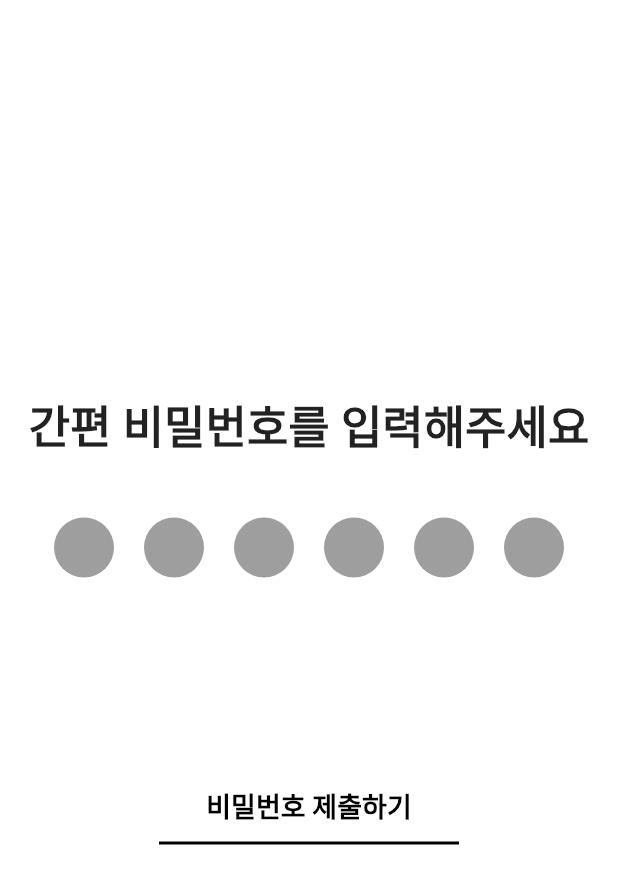
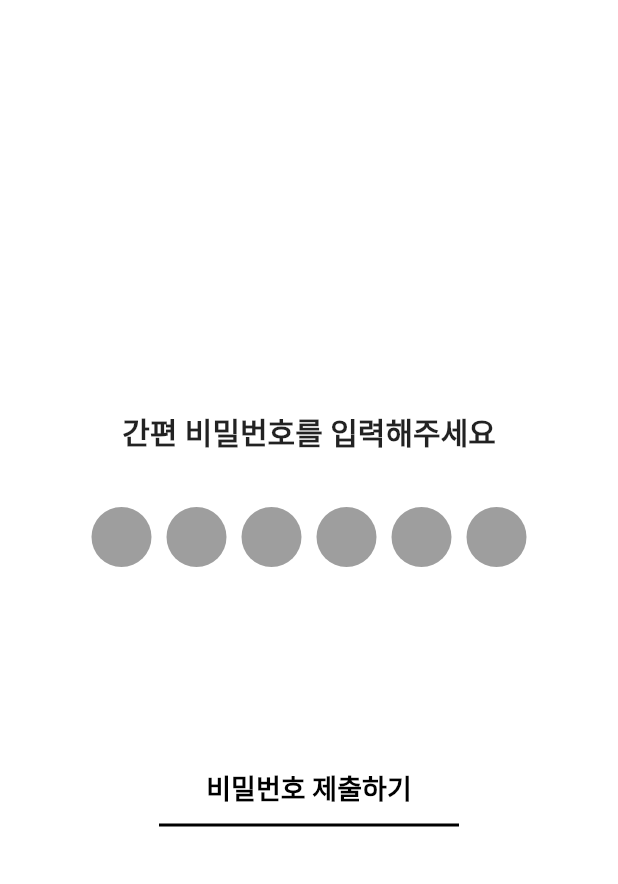
Before and after one commit to su-giana/mad-bank-front, a Flutter app: the PasswordScreen screen opened directly with empty values, on a phone screen of 412 x 824 dp. Shown: the top 884 px of the screen. Run offline on Flutter 3.47's test engine with Material 2 defaults, Android fonts, the phone set to English and light mode, and no system bars; our stand-ins replace flutter_login, flutter_staggered_animations, google_nav_bar, line_icons, pull_to_refresh, shared_preferences and 1 more; missing offline and left inert: animated_login, flutter_inappwebview; accounts and stored records are empty; Roboto replaces fonts that are missing (mainfont); statements that could not run were skipped.

Commit message:
ㅁㄴㅁㅁㅁ

```diff
--- a/lib/compact_password/compact_password_self.dart
+++ b/lib/compact_password/compact_password_self.dart
@@ -176,7 +176,7 @@ class _PasswordScreenState extends State<PasswordSelfTransferScreen> {
             Text(
               "간편 비밀번호를 입력해주세요",
               style: TextStyle(
-                fontSize: 30,
+                fontSize: 20,
                 fontWeight: FontWeight.bold,
                 fontFamily: "mainfont",
               ),
@@ -187,7 +187,7 @@ class _PasswordScreenState extends State<PasswordSelfTransferScreen> {
               children: List.generate(
                 passwordLength,
                     (index) => Padding(
-                  padding: const EdgeInsets.all(10.0),
+                  padding: const EdgeInsets.all(5.0),
                   child: CircleAvatar(
                     backgroundColor: index < enteredPassword.length
                         ? Colors.yellow
--- a/lib/compact_password/compact_password_set.dart
+++ b/lib/compact_password/compact_password_set.dart
@@ -205,7 +205,7 @@ class _PasswordScreenState extends State<PasswordScreen> {
             Text(
               "간편 비밀번호를 입력해주세요",
               style: TextStyle(
-                fontSize: 30,
+                fontSize: 20,
                 fontWeight: FontWeight.bold,
                 fontFamily: "mainfont",
               ),
@@ -216,7 +216,7 @@ class _PasswordScreenState extends State<PasswordScreen> {
               children: List.generate(
                 passwordLength,
                     (index) => Padding(
-                  padding: const EdgeInsets.all(10.0),
+                  padding: const EdgeInsets.all(5.0),
                   child: CircleAvatar(
                     backgroundColor: index < enteredPassword.length
                         ? Colors.yellow
```
